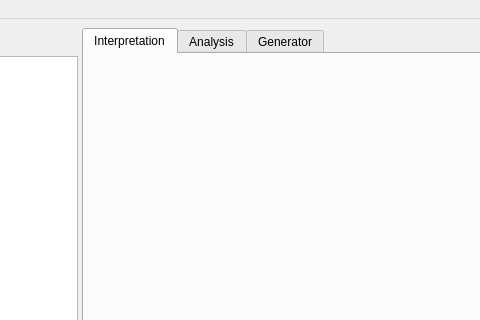
Above: ui/main.ui from jopohl/urh before the change; both pictures show x 209 to 689 and y 0 to 320 of the 1017 by 884 pixel window. Below: the same form after it.
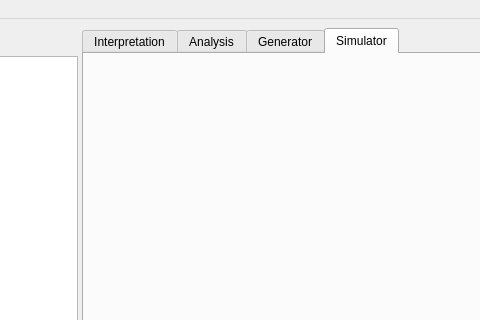
That is the form after the change. The open tabs and pages were chosen to show the change. Icons and pictures are not drawn. Custom widgets are drawn as their Qt base class.

Commit message: add simulator tab

```diff
--- a/ui/main.ui
+++ b/ui/main.ui
@@ -157,6 +157,12 @@
         </attribute>
         <layout class="QVBoxLayout" name="verticalLayout_5"/>
        </widget>
+       <widget class="QWidget" name="tab_simulator">
+        <attribute name="title">
+         <string>Simulator</string>
+        </attribute>
+        <layout class="QVBoxLayout" name="verticalLayout_7"/>
+       </widget>
       </widget>
      </widget>
     </item>
```
Left out of the diff: 2 changed lines with no effect on the pictures. The commit also changes 1 other file.
